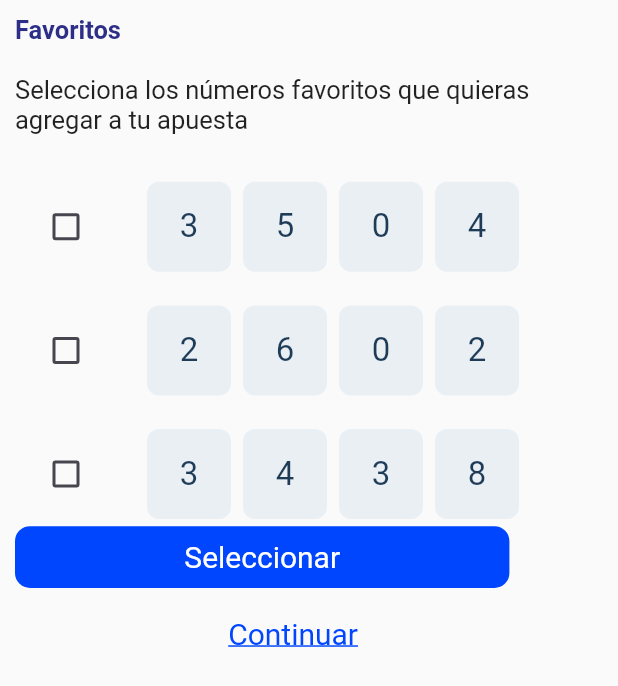
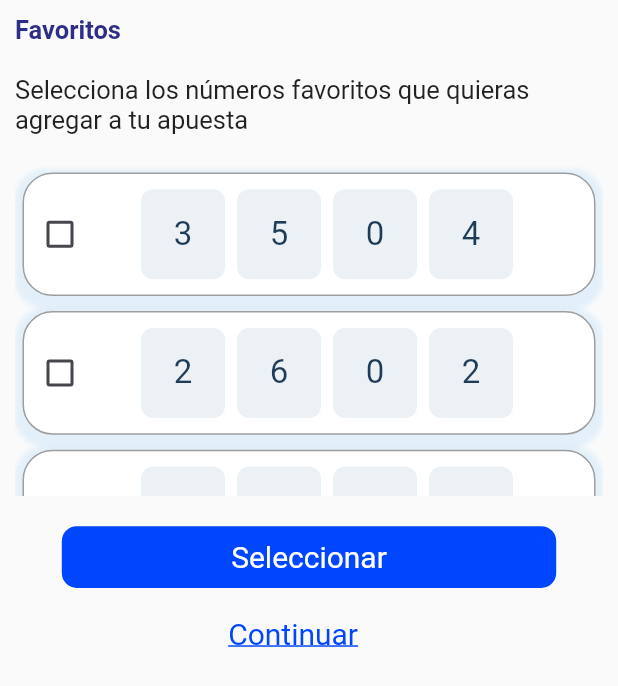
Before and after one commit to MurphLaw/demo, a Flutter app: the FavoriteNumbers widget shown alone on an empty page, opened directly, on a phone screen of 412 x 824 dp. Shown: the top 686 px of the screen. Run offline on Flutter 3.47's test engine with Material 2 defaults, Android fonts, the phone set to English and light mode, and no system bars; drawn by our look-alikes of pinput; our stand-ins replace another_flushbar, flutter_speed_dial; missing offline and left inert: rounded_expansion_tile.

Commit message:
ajustes visuales modal favoritos

```diff
--- a/lib/widgets/bets/favorite_number_box.dart
+++ b/lib/widgets/bets/favorite_number_box.dart
@@ -24,30 +24,44 @@ class _FavoriteNumberBoxState extends State<FavoriteNumberBox> {
   @override
   Widget build(BuildContext context) {
     return Container(
-      padding:const EdgeInsets.all(10),
+      margin: const EdgeInsets.all(5),
+      padding: const EdgeInsets.all(0),
       height: MediaQuery.of(context).size.height * 0.1,
       width: MediaQuery.of(context).size.width * 0.1,
       decoration: BoxDecoration(
+        boxShadow: [
+          BoxShadow(
+            color: Colors.blue.withOpacity(0.1),
+            spreadRadius: 5,
+            blurRadius: 2,
+            offset: Offset(0, 3), // changes position of shadow
+          ),
+        ],
+        color: Colors.white,
+        border: Border.all(color: Colors.grey),
         borderRadius: BorderRadius.circular(20),
       ),
       child: Row(
-
         children: [
           Checkbox(
             value: checkBoxValue,
+            shape:
+                RoundedRectangleBorder(borderRadius: BorderRadius.circular(2)),
             onChanged: ((value) {
               setState(() {
                 checkBoxValue = value;
               });
             }),
           ),
-          const SizedBox(width: 30,),
+          const SizedBox(
+            width: 30,
+          ),
           Pinput(
             controller: _numberController,
             enabled: false,
             inputFormatters: <TextInputFormatter>[
-                FilteringTextInputFormatter.digitsOnly
-              ],
+              FilteringTextInputFormatter.digitsOnly
+            ],
           ),
         ],
       ),
--- a/lib/widgets/bets/favorite_numbers.dart
+++ b/lib/widgets/bets/favorite_numbers.dart
@@ -47,10 +47,13 @@ class _FavoriteNumbersState extends State<FavoriteNumbers> {
                   FavoriteNumberBox(number: favoriteNumbersData[index])),
             ),
           ),
+          const SizedBox(height: 20,),
           InkWell(
             onTap: () {
               Navigator.pop(context);;
             },
+            child: Align(
+              alignment: Alignment(0,0),
               child: Container(
                 width: MediaQuery.of(context).size.width * 0.80,
                 height: MediaQuery.of(context).size.height * 0.05,
@@ -63,6 +66,7 @@ class _FavoriteNumbersState extends State<FavoriteNumbers> {
                   'Seleccionar',
                   style: TextStyle(color: Colors.white, fontSize: 20),
                 )),
+              ),
             ),
           ),
           const SizedBox(
```
Lines whose indentation alone changed are shown as unchanged.
